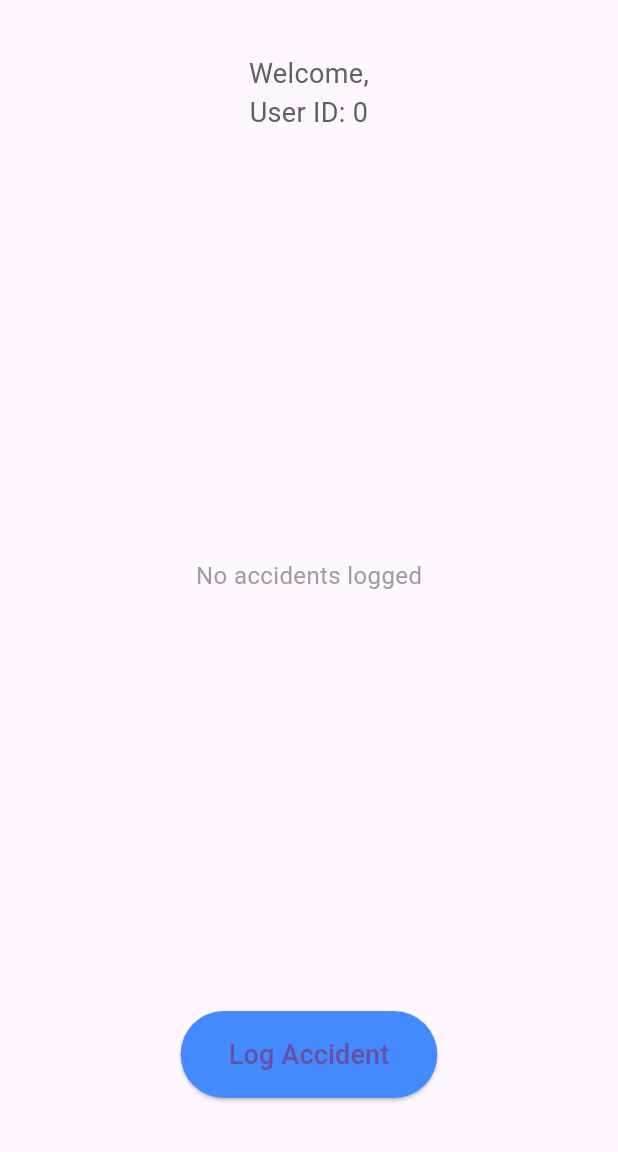
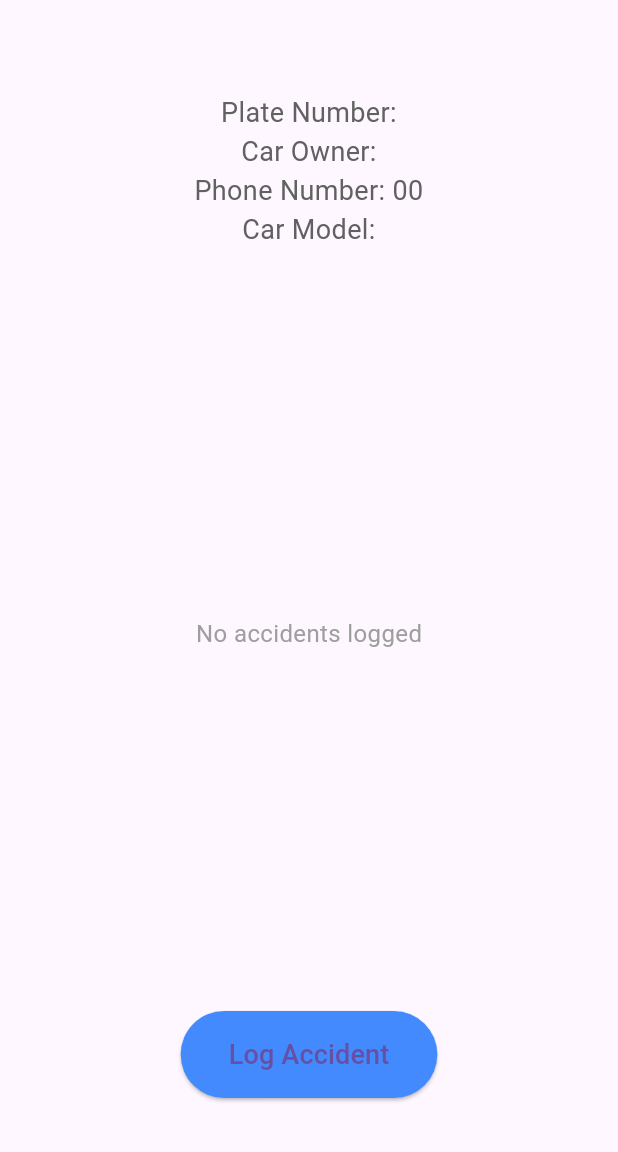
Before and after one commit to jadon6uwizeye/realtime-accident, a Flutter app: the HomeScreen screen opened directly with empty values, on a phone screen of 412 x 824 dp, the part 84-1236 px from its top. Run offline on Flutter 3.47's test engine with Material 3 defaults, Android fonts, the phone set to English and light mode, and no system bars; our stand-ins replace geolocator, sqflite; missing offline and left inert: shake; accounts and stored records are empty.

Commit message:
few changes

```diff
--- a/lib/screens/home_screen.dart
+++ b/lib/screens/home_screen.dart
@@ -139,8 +139,10 @@ class _HomeScreenState extends State<HomeScreen> {
           children: [
             SizedBox(height: 20),
             Text(
-              "Welcome, ${widget.user.name}"
-              "\nUser ID: ${widget.user.id}",
+              "\nPlate Number: ${widget.user.plateNumber}"
+              "\nCar Owner: ${widget.user.name}"
+              "\nPhone Number: 0${widget.user.phoneNumber}"
+              "\nCar Model: ${widget.user.carModel}",
               style: TextStyle(fontSize: 18, color: Colors.grey[700]),
               textAlign: TextAlign.center,
             ),
--- a/lib/services/db_service.dart
+++ b/lib/services/db_service.dart
@@ -13,7 +13,7 @@ class DatabaseService {
 
   Future<Database> get database async {
     if (_database != null) return _database!;
-    _database = await _initDB('app.db');
+    _database = await _initDB('app3.db');
     return _database!;
   }
 
@@ -28,9 +28,9 @@ class DatabaseService {
       CREATE TABLE users (
         id INTEGER PRIMARY KEY,
         name TEXT NOT NULL,
-        plateNumber TEXT NOT NULL,
-        carModel TEXT NOT NULL,
-        phoneNumber INTEGER NOT NULL,
+        plate_number TEXT NOT NULL,
+        car_model TEXT NOT NULL,
+        phone_number INTEGER NOT NULL,
         email TEXT NOT NULL,
         password TEXT NOT NULL
       )
```
